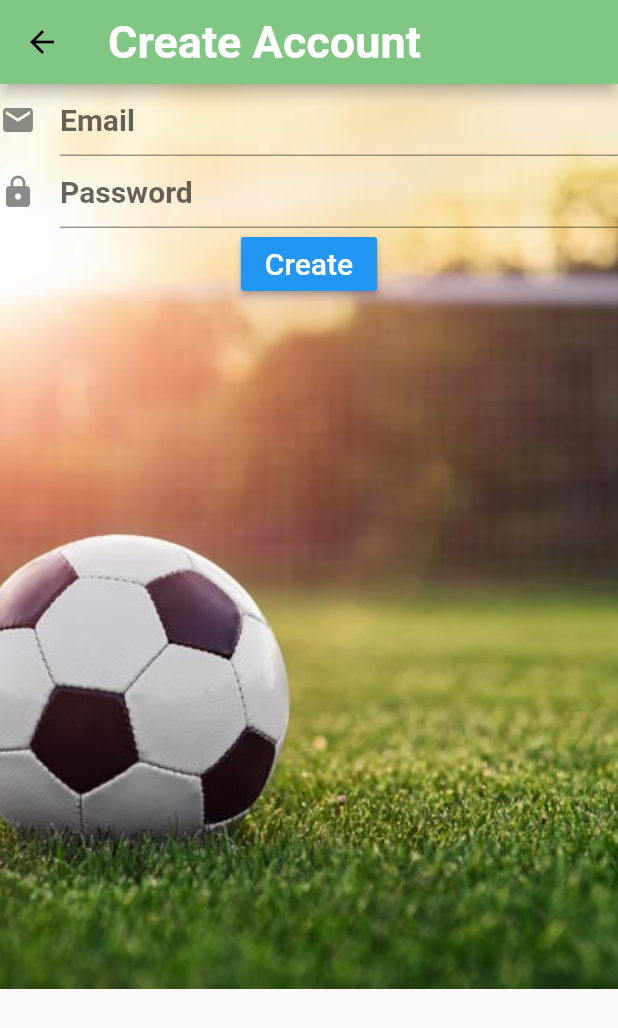
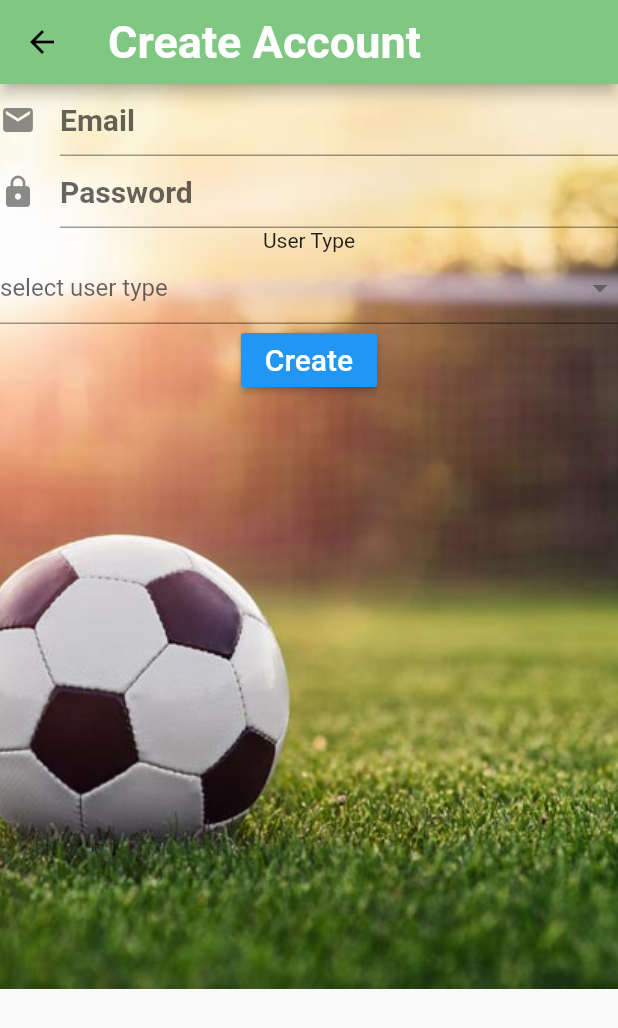
Before and after one commit to emchughes/iCoachSports, a Flutter app: the CreateAccountScreen screen opened by its route, on a phone screen of 412 x 824 dp. Shown: the top 1028 px of the screen. Run offline on Flutter 3.47's test engine with Material 2 defaults, Android fonts, the phone set to English and light mode, and no system bars; our stand-ins replace firebase_auth, google_fonts; accounts and stored records are empty; Roboto replaces fonts that are missing (Catamaran).

```diff
--- a/lib/models/user.dart
+++ b/lib/models/user.dart
@@ -1,4 +1,16 @@
+enum Type {
+  Coach,
+  Player,
+}
+
 class User {
-  String userType;
+  Type type;
 
+  User({
+    this.type = Type.Coach,
+  });
+
+  User.clone(User u) {
+    this.type = u.type;
+  }
 }
--- a/lib/screens/createaccount_screen.dart
+++ b/lib/screens/createaccount_screen.dart
@@ -1,5 +1,6 @@
 import 'package:flutter/material.dart';
 import 'package:iCoachSports/controller/firebasecontroller.dart';
+import 'package:iCoachSports/models/user.dart';
 import 'package:iCoachSports/screens/views/mydialog.dart';
 
 class CreateAccountScreen extends StatefulWidget {
@@ -13,15 +14,18 @@ class CreateAccountScreen extends StatefulWidget {
 class _CreateAccountState extends State<CreateAccountScreen> {
   _Controller con;
   var formKey = GlobalKey<FormState>();
+  User user;
 
   @override
   void initState() {
     super.initState();
     con = _Controller(this);
   }
+  void render(fn) => setState(fn);
 
   @override
   Widget build(BuildContext context) {
+    user = ModalRoute.of(context).settings.arguments;
     return Scaffold(
       appBar: AppBar(
         title: Text(
@@ -79,6 +83,13 @@ class _CreateAccountState extends State<CreateAccountScreen> {
                           autocorrect: false,
                           validator: con.validatorPassword,
                           onSaved: con.onSavedPassword),
+                      Text('User Type'),
+
+                      DropdownButtonFormField(
+                        hint: Text('select user type'),
+                        onChanged: con.onChangedType,
+                        items: con.getUserList(),
+                      ),
                       RaisedButton(
                         child: Text(
                           'Create',
@@ -104,6 +115,7 @@ class _Controller {
   _Controller(this._state);
   String email;
   String password;
+  User user;
 
   void signUp() async {
     if (!_state.formKey.currentState.validate()) return;
@@ -146,4 +158,17 @@ class _Controller {
   void onSavedPassword(String value) {
     this.password = value;
   }
+
+  List getUserList() {
+    return Type.values.map((t) {
+            return DropdownMenuItem(
+              value: t,
+              child: Text(t.toString().split('.')[1]),
+            );
+          }).toList();
+  }
+
+  void onChangedType(Type t) {
+    _state.user.type = t;
+  }
 }
```
Also changed, not shown: lib/screens/coachhome_screen.dart (+19 -2 lines), 8 other files.
